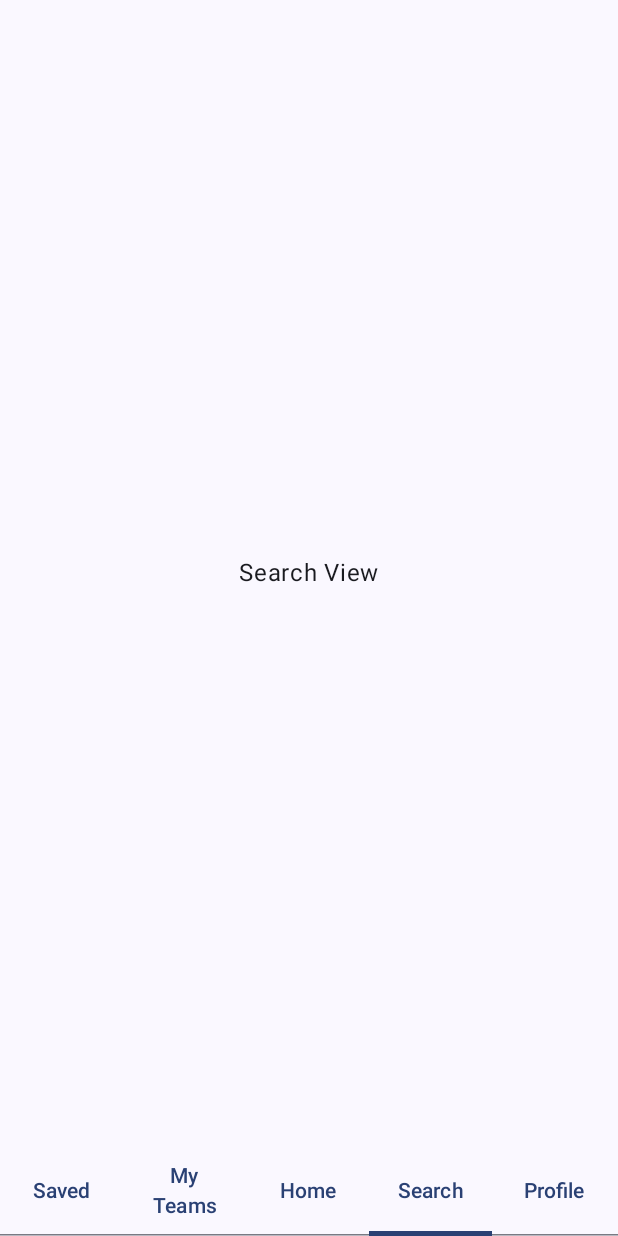
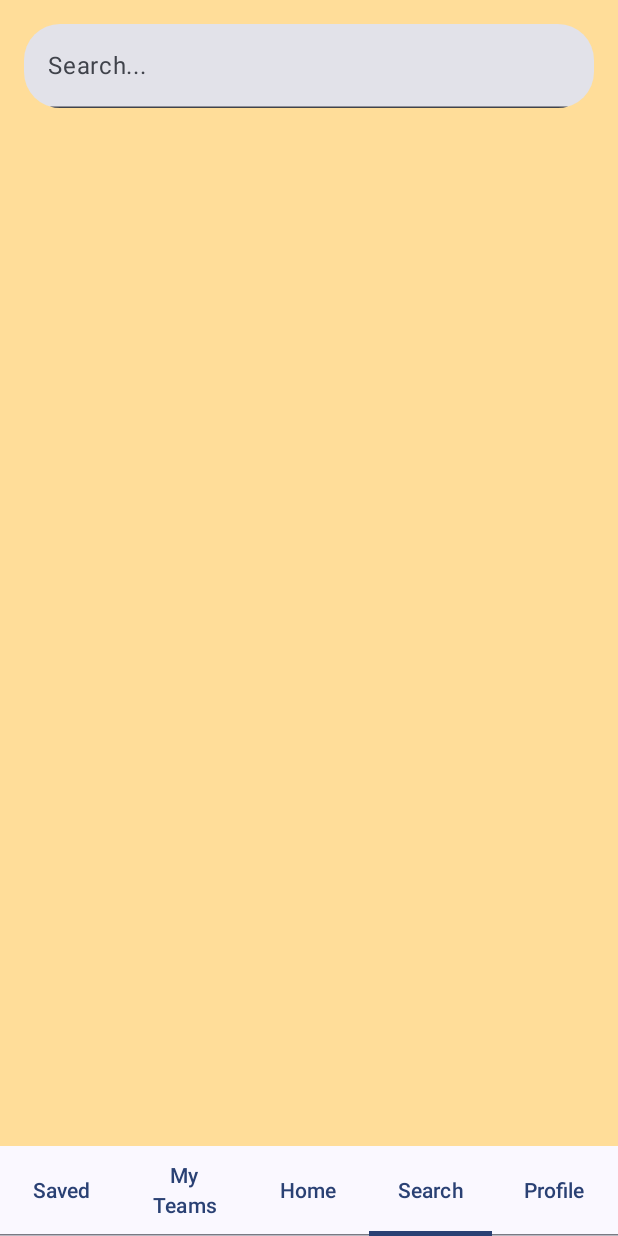
Before and after one commit to emilsavino/PokedexApp, an Android app built with Jetpack Compose: the screen it shows after launch (MainActivity), item 4 of the bottom bar chosen, on a phone screen of 412 x 824 dp. Run offline under Robolectric (Android 15) with nearby library versions, the phone set to English and light mode, and no system bars.

Commit message:
Created a simple search bar

```diff
--- a/app/src/main/java/com/example/pokedex/mainViews/SearchView.kt
+++ b/app/src/main/java/com/example/pokedex/mainViews/SearchView.kt
@@ -1,20 +1,47 @@
 package com.example.pokedex.mainViews
 
-import androidx.compose.foundation.layout.Box
-import androidx.compose.foundation.layout.fillMaxSize
+import androidx.compose.foundation.background
+import androidx.compose.foundation.layout.*
+import androidx.compose.foundation.shape.RoundedCornerShape
 import androidx.compose.material3.Text
+import androidx.compose.material3.TextField
 import androidx.compose.runtime.Composable
+import androidx.compose.runtime.mutableStateOf
+import androidx.compose.runtime.remember
 import androidx.compose.ui.Alignment
 import androidx.compose.ui.Modifier
+import androidx.compose.ui.graphics.Color
 import androidx.compose.ui.tooling.preview.Preview
+import androidx.compose.ui.unit.dp
 
 @Composable
 fun SearchView(modifier: Modifier = Modifier) {
-    Box (
-        modifier = modifier.fillMaxSize(),
-        contentAlignment = Alignment.Center
+    val searchText = remember { mutableStateOf("") }
+
+    Box(
+        modifier = modifier
+            .fillMaxSize()
+            .background(Color(0xFFFFDD99)),
+        contentAlignment = Alignment.TopCenter,
     ) {
-        Text("Search View")
+        Column(
+            modifier = Modifier
+                .fillMaxSize()
+                .padding(16.dp)
+        ) {
+            TextField(
+                value = searchText.value,
+                onValueChange = { searchText.value = it },
+                placeholder = { Text("Search...") },
+                modifier = Modifier
+                    .fillMaxWidth()
+                    .background(Color.Transparent),
+                shape = RoundedCornerShape(24.dp),
+                maxLines = 1
+            )
+
+            Spacer(modifier = Modifier.height(16.dp))
+        }
     }
 }
 
```
